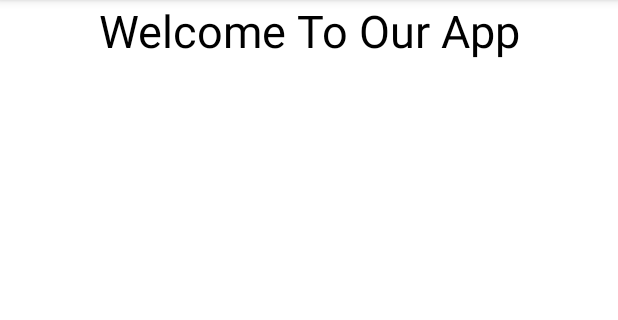
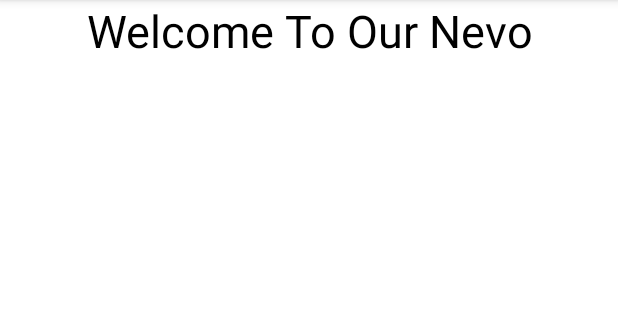
Before and after one commit to ixWatan/acteen-app, an Android app: the HomeActivity screen opened directly, with no data from a screen before it, on a phone screen of 412 x 824 dp, the part 84-404 px from its top. Run offline under Robolectric (Android 15) with nearby library versions, the phone set to English and light mode, and no system bars; our stand-ins replace Firebase (no records; nobody signed in at launch, a user with empty details on screens opened directly).

Commit message:
nevo hmar

```diff
--- a/app/src/main/res/layout/activity_home.xml
+++ b/app/src/main/res/layout/activity_home.xml
@@ -18,7 +18,7 @@
             android:id="@+id/textView2"
             android:layout_width="match_parent"
             android:layout_height="wrap_content"
-            android:text="Welcome To Our App"
+            android:text="Welcome To Our Nevo"
             android:textAlignment="center"
             android:textColor="#000000"
             android:textSize="30sp" />
```
